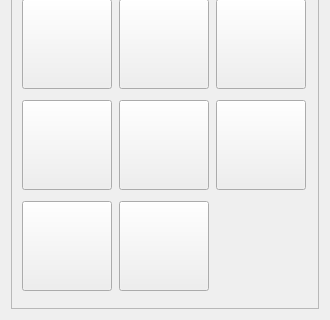
Old version of the form frameworks/runtime-src/proj.win32QT/res/ui/ButtonPanel.ui in the repository Kanaykin/BinaryLand; both pictures show x 0 to 330 and y 330 to 650 of the 330 by 650 pixel window.
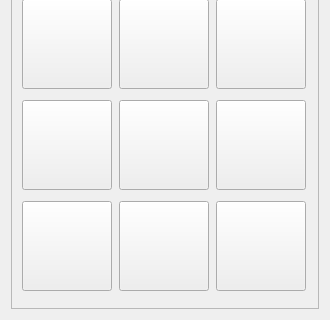
New version of the form.

Commit message: refs #75 swamp in editor

The edit to the form file:
```diff
--- a/frameworks/runtime-src/proj.win32QT/res/ui/ButtonPanel.ui
+++ b/frameworks/runtime-src/proj.win32QT/res/ui/ButtonPanel.ui
@@ -490,6 +490,25 @@
         </property>
        </widget>
       </item>
+      <item row="6" column="2">
+       <widget class="QPushButton" name="swampGroundButton">
+        <property name="minimumSize">
+         <size>
+          <width>90</width>
+          <height>90</height>
+         </size>
+        </property>
+        <property name="text">
+         <string/>
+        </property>
+        <property name="iconSize">
+         <size>
+          <width>80</width>
+          <height>80</height>
+         </size>
+        </property>
+       </widget>
+      </item>
      </layout>
     </widget>
    </item>
```
The commit also changes 10 other files.
